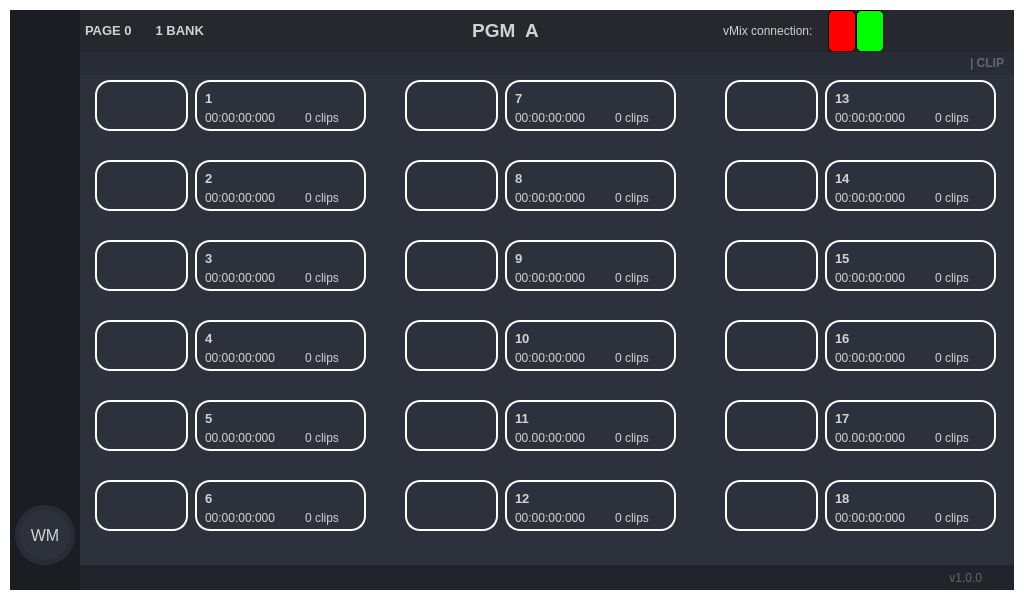
Above: Simple_PySide_Base-master_4/GUI_BASE.ui from oriolmonfar/TFG_1 before the change. Below: the same form after it.
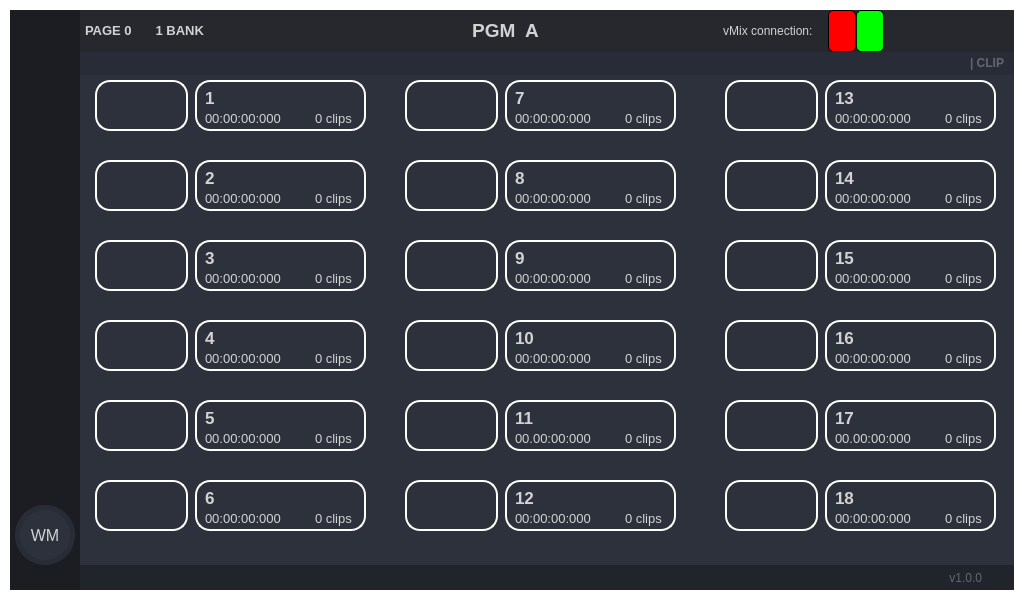
That is the form after the change. The open tabs and pages were chosen to show the change. Icons and pictures are not drawn.

Diff of the .ui file:
```diff
--- a/Simple_PySide_Base-master_4/GUI_BASE.ui
+++ b/Simple_PySide_Base-master_4/GUI_BASE.ui
@@ -7236,12 +7236,17 @@
                    <widget class="QLabel" name="playlist_numclip_pl1">
                     <property name="geometry">
                      <rect>
-                      <x>220</x>
+                      <x>230</x>
                       <y>30</y>
                       <width>51</width>
                       <height>16</height>
                      </rect>
                     </property>
+                    <property name="font">
+                     <font>
+                      <pointsize>10</pointsize>
+                     </font>
+                    </property>
                     <property name="styleSheet">
                      <string notr="true">backgound-color: rgba(255,255,255,0);
 border: rgba(255,255,255,0);</string>
@@ -7255,10 +7260,15 @@
                      <rect>
                       <x>120</x>
                       <y>30</y>
-                      <width>81</width>
+                      <width>101</width>
                       <height>16</height>
                      </rect>
                     </property>
+                    <property name="font">
+                     <font>
+                      <pointsize>10</pointsize>
+                     </font>
+                    </property>
                     <property name="styleSheet">
                      <string notr="true">backgound-color: rgba(255,255,255,0);
 border: rgba(255,255,255,0);</string>
@@ -7279,7 +7289,7 @@
                     <property name="font">
                      <font>
                       <family>Arial</family>
-                      <pointsize>10</pointsize>
+                      <pointsize>13</pointsize>
                       <weight>75</weight>
                       <bold>true</bold>
                      </font>
@@ -7332,10 +7342,15 @@
                      <rect>
                       <x>120</x>
                       <y>110</y>
-                      <width>81</width>
+                      <width>101</width>
                       <height>16</height>
                      </rect>
                     </property>
+                    <property name="font">
+                     <font>
+                      <pointsize>10</pointsize>
+                     </font>
+                    </property>
                     <property name="styleSheet">
                      <string notr="true">backgound-color: rgba(255,255,255,0);
 border: rgba(255,255,255,0);</string>
@@ -7347,12 +7362,17 @@
                    <widget class="QLabel" name="playlist_numclip_pl2">
                     <property name="geometry">
                      <rect>
-                      <x>220</x>
+                      <x>230</x>
                       <y>110</y>
                       <width>51</width>
                       <height>16</height>
                      </rect>
                     </property>
+                    <property name="font">
+                     <font>
+                      <pointsize>10</pointsize>
+                     </font>
+                    </property>
                     <property name="styleSheet">
                      <string notr="true">backgound-color: rgba(255,255,255,0);
 border: rgba(255,255,255,0);</string>
@@ -7373,7 +7393,7 @@
                     <property name="font">
                      <font>
                       <family>Arial</family>
-                      <pointsize>10</pointsize>
+                      <pointsize>13</pointsize>
                       <weight>75</weight>
                       <bold>true</bold>
                      </font>
@@ -7426,10 +7446,15 @@
                      <rect>
                       <x>120</x>
                       <y>190</y>
-                      <width>81</width>
+                      <width>101</width>
                       <height>16</height>
                      </rect>
                     </property>
+                    <property name="font">
+                     <font>
+                      <pointsize>10</pointsize>
+                     </font>
+                    </property>
                     <property name="styleSheet">
                      <string notr="true">backgound-color: rgba(255,255,255,0);
 border: rgba(255,255,255,0);</string>
@@ -7441,12 +7466,17 @@
                    <widget class="QLabel" name="playlist_numclip_pl3">
                     <property name="geometry">
                      <rect>
-                      <x>220</x>
+                      <x>230</x>
                       <y>190</y>
                       <width>51</width>
                       <height>16</height>
                      </rect>
                     </property>
+                    <property name="font">
+                     <font>
+                      <pointsize>10</pointsize>
+                     </font>
+                    </property>
                     <property name="styleSheet">
                      <string notr="true">backgound-color: rgba(255,255,255,0);
 border: rgba(255,255,255,0);</string>
@@ -7467,7 +7497,7 @@
                     <property name="font">
                      <font>
                       <family>Arial</family>
-                      <pointsize>10</pointsize>
+                      <pointsize>13</pointsize>
                       <weight>75</weight>
                       <bold>true</bold>
                      </font>
@@ -7520,10 +7550,15 @@
                      <rect>
                       <x>120</x>
                       <y>270</y>
-                      <width>81</width>
+                      <width>101</width>
                       <height>16</height>
                      </rect>
                     </property>
+                    <property name="font">
+                     <font>
+                      <pointsize>10</pointsize>
+                     </font>
+                    </property>
                     <property name="styleSheet">
                      <string notr="true">backgound-color: rgba(255,255,255,0);
 border: rgba(255,255,255,0);</string>
@@ -7535,12 +7570,17 @@
                    <widget class="QLabel" name="playlist_numclip_pl4">
                     <property name="geometry">
                      <rect>
-                      <x>220</x>
+                      <x>230</x>
                       <y>270</y>
                       <width>51</width>
                       <height>16</height>
                      </rect>
                     </property>
+                    <property name="font">
+                     <font>
+                      <pointsize>10</pointsize>
+                     </font>
+                    </property>
                     <property name="styleSheet">
                      <string notr="true">backgound-color: rgba(255,255,255,0);
 border: rgba(255,255,255,0);</string>
@@ -7561,7 +7601,7 @@
                     <property name="font">
                      <font>
                       <family>Arial</family>
-                      <pointsize>10</pointsize>
+                      <pointsize>13</pointsize>
                       <weight>75</weight>
                       <bold>true</bold>
                      </font>
@@ -7614,10 +7654,15 @@
                      <rect>
                       <x>120</x>
                       <y>350</y>
-                      <width>81</width>
+                      <width>101</width>
                       <height>16</height>
                      </rect>
                     </property>
+                    <property name="font">
+                     <font>
+                      <pointsize>10</pointsize>
+                     </font>
+                    </property>
                     <property name="styleSheet">
                      <string notr="true">backgound-color: rgba(255,255,255,0);
 border: rgba(255,255,255,0);</string>
@@ -7629,12 +7674,17 @@
                    <widget class="QLabel" name="playlist_numclip_pl5">
                     <property name="geometry">
                      <rect>
-                      <x>220</x>
+                      <x>230</x>
                       <y>350</y>
                       <width>51</width>
                       <height>16</height>
                      </rect>
                     </property>
+                    <property name="font">
+                     <font>
+                      <pointsize>10</pointsize>
+                     </font>
+                    </property>
                     <property name="styleSheet">
                      <string notr="true">backgound-color: rgba(255,255,255,0);
 border: rgba(255,255,255,0);</string>
@@ -7655,7 +7705,7 @@
                     <property name="font">
                      <font>
                       <family>Arial</family>
-                      <pointsize>10</pointsize>
+                      <pointsize>13</pointsize>
                       <weight>75</weight>
                       <bold>true</bold>
                      </font>
@@ -7708,10 +7758,15 @@
                      <rect>
                       <x>120</x>
                       <y>430</y>
-                      <width>81</width>
+                      <width>101</width>
                       <height>16</height>
                      </rect>
                     </property>
+                    <property name="font">
+                     <font>
+                      <pointsize>10</pointsize>
+                     </font>
+                    </property>
                     <property name="styleSheet">
                      <string notr="true">backgound-color: rgba(255,255,255,0);
 border: rgba(255,255,255,0);</string>
@@ -7723,12 +7778,17 @@
                    <widget class="QLabel" name="playlist_numclip_pl6">
                     <property name="geometry">
                      <rect>
-                      <x>220</x>
+                      <x>230</x>
                       <y>430</y>
                       <width>51</width>
                       <height>16</height>
                      </rect>
                     </property>
+                    <property name="font">
+                     <font>
+                      <pointsize>10</pointsize>
+                     </font>
+                    </property>
                     <property name="styleSheet">
                      <string notr="true">backgound-color: rgba(255,255,255,0);
 border: rgba(255,255,255,0);</string>
@@ -7749,7 +7809,7 @@
                     <property name="font">
                      <font>
                       <family>Arial</family>
-                      <pointsize>10</pointsize>
+                      <pointsize>13</pointsize>
                       <weight>75</weight>
                       <bold>true</bold>
                      </font>
@@ -7958,10 +8018,15 @@
                      <rect>
                       <x>430</x>
                       <y>110</y>
-                      <width>81</width>
+                      <width>101</width>
                       <height>16</height>
                      </rect>
                     </property>
+                    <property name="font">
+                     <font>
+                      <pointsize>10</pointsize>
+                     </font>
+                    </property>
                     <property name="styleSheet">
                      <string notr="true">backgound-color: rgba(255,255,255,0);
 border: rgba(255,255,255,0);</string>
@@ -7973,12 +8038,17 @@
                    <widget class="QLabel" name="playlist_numclip_pl12">
                     <property name="geometry">
                      <rect>
-                      <x>530</x>
+                      <x>540</x>
                       <y>430</y>
                       <width>51</width>
                       <height>16</height>
                      </rect>
                     </property>
+                    <property name="font">
+                     <font>
+                      <pointsize>10</pointsize>
+                     </font>
+                    </property>
                     <property name="styleSheet">
                      <string notr="true">backgound-color: rgba(255,255,255,0);
 border: rgba(255,255,255,0);</string>
@@ -7992,14 +8062,14 @@
                      <rect>
                       <x>430</x>
                       <y>250</y>
-                      <width>21</width>
+                      <width>31</width>
                       <height>16</height>
                      </rect>
                     </property>
                     <property name="font">
                      <font>
                       <family>Arial</family>
-                      <pointsize>10</pointsize>
+                      <pointsize>13</pointsize>
                       <weight>75</weight>
                       <bold>true</bold>
                      </font>
@@ -8016,10 +8086,15 @@
                      <rect>
                       <x>430</x>
                       <y>190</y>
-                      <width>81</width>
+                      <width>101</width>
                       <height>16</height>
                      </rect>
                     </property>
+                    <property name="font">
+                     <font>
+                      <pointsize>10</pointsize>
+                     </font>
+                    </property>
                     <property name="styleSheet">
                      <string notr="true">backgound-color: rgba(255,255,255,0);
 border: rgba(255,255,255,0);</string>
@@ -8031,12 +8106,17 @@
                    <widget class="QLabel" name="playlist_numclip_pl10">
                     <property name="geometry">
                      <rect>
-                      <x>530</x>
+                      <x>540</x>
                       <y>270</y>
                       <width>51</width>
                       <height>16</height>
                      </rect>
                     </property>
+                    <property name="font">
+                     <font>
+                      <pointsize>10</pointsize>
+                     </font>
+                    </property>
                     <property name="styleSheet">
                      <string notr="true">backgound-color: rgba(255,255,255,0);
 border: rgba(255,255,255,0);</string>
@@ -8050,10 +8130,15 @@
                      <rect>
                       <x>430</x>
                       <y>270</y>
-                      <width>81</width>
+                      <width>101</width>
                       <height>16</height>
                      </rect>
                     </property>
+                    <property name="font">
+                     <font>
+                      <pointsize>10</pointsize>
+                     </font>
+                    </property>
                     <property name="styleSheet">
                      <string notr="true">backgound-color: rgba(255,255,255,0);
 border: rgba(255,255,255,0);</string>
@@ -8074,7 +8159,7 @@
                     <property name="font">
                      <font>
                       <family>Arial</family>
-                      <pointsize>10</pointsize>
+                      <pointsize>13</pointsize>
                       <weight>75</weight>
                       <bold>true</bold>
                      </font>
@@ -8098,7 +8183,7 @@
                     <property name="font">
                      <font>
                       <family>Arial</family>
-                      <pointsize>10</pointsize>
+                      <pointsize>13</pointsize>
                       <weight>75</weight>
                       <bold>true</bold>
                      </font>
@@ -8122,7 +8207,7 @@
                     <property name="font">
                      <font>
                       <family>Arial</family>
-                      <pointsize>10</pointsize>
+                      <pointsize>13</pointsize>
                       <weight>75</weight>
                       <bold>true</bold>
                      </font>
@@ -8139,10 +8224,15 @@
                      <rect>
                       <x>430</x>
                       <y>350</y>
-                      <width>81</width>
+                      <width>101</width>
                       <height>16</height>
                      </rect>
                     </property>
+                    <property name="font">
+                     <font>
+                      <pointsize>10</pointsize>
+                     </font>
+                    </property>
                     <property name="styleSheet">
                      <string notr="true">backgound-color: rgba(255,255,255,0);
 border: rgba(255,255,255,0);</string>
@@ -8163,7 +8253,7 @@
                     <property name="font">
                      <font>
                       <family>Arial</family>
-                      <pointsize>10</pointsize>
+                      <pointsize>13</pointsize>
                       <weight>75</weight>
                       <bold>true</bold>
                      </font>
@@ -8220,6 +8310,14 @@
                       <height>51</height>
                      </rect>
                     </property>
+                    <property name="font">
+                     <font>
+                      <family>Arial</family>
+                      <pointsize>-1</pointsize>
+                      <weight>75</weight>
+                      <bold>true</bold>
+                     </font>
+                    </property>
                     <property name="styleSheet">
                      <string notr="true">QPushButton {
     font-family: &quot;Arial&quot;;    /* Cambia la fuente */
@@ -8310,12 +8408,17 @@
                    <widget class="QLabel" name="playlist_numclip_pl11">
                     <property name="geometry">
                      <rect>
-                      <x>530</x>
+                      <x>540</x>
                       <y>350</y>
                       <width>51</width>
                       <height>16</height>
                      </rect>
                     </property>
+                    <property name="font">
+                     <font>
+                      <pointsize>10</pointsize>
+                     </font>
+                    </property>
                     <property name="styleSheet">
                      <string notr="true">backgound-color: rgba(255,255,255,0);
 border: rgba(255,255,255,0);</string>
@@ -8399,12 +8502,17 @@
                    <widget class="QLabel" name="playlist_numclip_pl8">
                     <property name="geometry">
                      <rect>
-                      <x>530</x>
+                      <x>540</x>
                       <y>110</y>
                       <width>51</width>
                       <height>16</height>
                      </rect>
                     </property>
+                    <property name="font">
+                     <font>
+                      <pointsize>10</pointsize>
+                     </font>
+                    </property>
                     <property name="styleSheet">
                      <string notr="true">backgound-color: rgba(255,255,255,0);
 border: rgba(255,255,255,0);</string>
@@ -8448,12 +8556,17 @@
                    <widget class="QLabel" name="playlist_numclip_pl9">
                     <property name="geometry">
                      <rect>
-                      <x>530</x>
+                      <x>540</x>
                       <y>190</y>
                       <width>51</width>
                       <height>16</height>
                      </rect>
                     </property>
+                    <property name="font">
+                     <font>
+                      <pointsize>10</pointsize>
+                     </font>
+                    </property>
                     <property name="styleSheet">
                      <string notr="true">backgound-color: rgba(255,255,255,0);
 border: rgba(255,255,255,0);</string>
@@ -8467,10 +8580,15 @@
                      <rect>
                       <x>430</x>
                       <y>430</y>
-                      <width>81</width>
+                      <width>101</width>
                       <height>16</height>
                      </rect>
                     </property>
+                    <property name="font">
+                     <font>
+                      <pointsize>10</pointsize>
+                     </font>
+                    </property>
                     <property name="styleSheet">
                      <string notr="true">backgound-color: rgba(255,255,255,0);
 border: rgba(255,255,255,0);</string>
@@ -8484,14 +8602,14 @@
                      <rect>
                       <x>430</x>
                       <y>410</y>
-                      <width>21</width>
+                      <width>31</width>
                       <height>16</height>
                      </rect>
                     </property>
                     <property name="font">
                      <font>
                       <family>Arial</family>
-                      <pointsize>10</pointsize>
+                      <pointsize>13</pointsize>
                       <weight>75</weight>
                       <bold>true</bold>
                      </font>
@@ -8506,12 +8624,17 @@
                    <widget class="QLabel" name="playlist_numclip_pl7">
                     <property name="geometry">
                      <rect>
-                      <x>530</x>
+                      <x>540</x>
                       <y>30</y>
                       <width>51</width>
                       <height>16</height>
                      </rect>
                     </property>
+                    <property name="font">
+                     <font>
+                      <pointsize>10</pointsize>
+                     </font>
+                    </property>
                     <property name="styleSheet">
                      <string notr="true">backgound-color: rgba(255,255,255,0);
 border: rgba(255,255,255,0);</string>
@@ -8593,10 +8716,15 @@
                      <rect>
                       <x>430</x>
                       <y>30</y>
-                      <width>81</width>
+                      <width>101</width>
                       <height>16</height>
                      </rect>
                     </property>
+                    <property name="font">
+                     <font>
+                      <pointsize>10</pointsize>
+                     </font>
+                    </property>
                     <property name="styleSheet">
                      <string notr="true">backgound-color: rgba(255,255,255,0);
 border: rgba(255,255,255,0);</string>
@@ -8714,10 +8842,15 @@
                      <rect>
                       <x>750</x>
                       <y>110</y>
-                      <width>81</width>
+                      <width>101</width>
                       <height>16</height>
                      </rect>
                     </property>
+                    <property name="font">
+                     <font>
+                      <pointsize>10</pointsize>
+                     </font>
+                    </property>
                     <property name="styleSheet">
                      <string notr="true">backgound-color: rgba(255,255,255,0);
 border: rgba(255,255,255,0);</string>
@@ -8729,12 +8862,17 @@
                    <widget class="QLabel" name="playlist_numclip_pl18">
                     <property name="geometry">
                      <rect>
-                      <x>850</x>
+                      <x>860</x>
                       <y>430</y>
                       <width>51</width>
                       <height>16</height>
                      </rect>
                     </property>
+                    <property name="font">
+                     <font>
+                      <pointsize>10</pointsize>
+                     </font>
+                    </property>
                     <property name="styleSheet">
                      <string notr="true">backgound-color: rgba(255,255,255,0);
 border: rgba(255,255,255,0);</string>
@@ -8748,14 +8886,14 @@
                      <rect>
                       <x>750</x>
                       <y>250</y>
-                      <width>21</width>
+                      <width>31</width>
                       <height>16</height>
                      </rect>
                     </property>
                     <property name="font">
                      <font>
                       <family>Arial</family>
-                      <pointsize>10</pointsize>
+                      <pointsize>13</pointsize>
                       <weight>75</weight>
                       <bold>true</bold>
                      </font>
@@ -8772,10 +8910,15 @@
                      <rect>
                       <x>750</x>
                       <y>190</y>
-                      <width>81</width>
+                      <width>101</width>
                       <height>16</height>
                      </rect>
                     </property>
+                    <property name="font">
+                     <font>
+                      <pointsize>10</pointsize>
+                     </font>
+                    </property>
                     <property name="styleSheet">
                      <string notr="true">backgound-color: rgba(255,255,255,0);
 border: rgba(255,255,255,0);</string>
@@ -8787,12 +8930,17 @@
                    <widget class="QLabel" name="playlist_numclip_pl16">
                     <property name="geometry">
                      <rect>
-                      <x>850</x>
+                      <x>860</x>
                       <y>270</y>
                       <width>51</width>
                       <height>16</height>
                      </rect>
                     </property>
+                    <property name="font">
+                     <font>
+                      <pointsize>10</pointsize>
+                     </font>
+                    </property>
                     <property name="styleSheet">
                      <string notr="true">backgound-color: rgba(255,255,255,0);
 border: rgba(255,255,255,0);</string>
@@ -8806,10 +8954,15 @@
                      <rect>
                       <x>750</x>
                       <y>270</y>
-                      <width>81</width>
+                      <width>101</width>
                       <height>16</height>
                      </rect>
                     </property>
+                    <property name="font">
+                     <font>
+                      <pointsize>10</pointsize>
+                     </font>
+                    </property>
                     <property name="styleSheet">
                      <string notr="true">backgound-color: rgba(255,255,255,0);
 border: rgba(255,255,255,0);</string>
@@ -8823,14 +8976,14 @@
                      <rect>
                       <x>750</x>
                       <y>170</y>
-                      <width>21</width>
+                      <width>31</width>
                       <height>16</height>
                      </rect>
                     </property>
                     <property name="font">
                      <font>
                       <family>Arial</family>
-                      <pointsize>10</pointsize>
+                      <pointsize>13</pointsize>
                       <weight>75</weight>
                       <bold>true</bold>
                      </font>
@@ -8847,14 +9000,14 @@
                      <rect>
                       <x>750</x>
                       <y>90</y>
-                      <width>21</width>
+                      <width>31</width>
                       <height>16</height>
                      </rect>
                     </property>
                     <property name="font">
                      <font>
                       <family>Arial</family>
-                      <pointsize>10</pointsize>
+                      <pointsize>13</pointsize>
                       <weight>75</weight>
                       <bold>true</bold>
                      </font>
@@ -8871,14 +9024,14 @@
                      <rect>
                       <x>750</x>
                       <y>330</y>
-                      <width>21</width>
+                      <width>31</width>
                       <height>16</height>
                      </rect>
                     </property>
                     <property name="font">
                      <font>
                       <family>Arial</family>
-                      <pointsize>10</pointsize>
+                      <pointsize>13</pointsize>
                       <weight>75</weight>
                       <bold>true</bold>
                      </font>
@@ -8895,10 +9048,15 @@
                      <rect>
                       <x>750</x>
                       <y>350</y>
-                      <width>81</width>
+                      <width>101</width>
                       <height>16</height>
                      </rect>
                     </property>
+                    <property name="font">
+                     <font>
+                      <pointsize>10</pointsize>
+                     </font>
+                    </property>
                     <property name="styleSheet">
                      <string notr="true">backgound-color: rgba(255,255,255,0);
 border: rgba(255,255,255,0);</string>
@@ -8912,14 +9070,14 @@
                      <rect>
                       <x>750</x>
                       <y>10</y>
-                      <width>21</width>
+                      <width>31</width>
                       <height>16</height>
                      </rect>
                     </property>
                     <property name="font">
                      <font>
                       <family>Arial</family>
-                      <pointsize>10</pointsize>
+                      <pointsize>13</pointsize>
                       <weight>75</weight>
                       <bold>true</bold>
                      </font>
@@ -9066,12 +9224,17 @@
                    <widget class="QLabel" name="playlist_numclip_pl17">
                     <property name="geometry">
                      <rect>
-                      <x>850</x>
+                      <x>860</x>
                       <y>350</y>
                       <width>51</width>
                       <height>16</height>
                      </rect>
                     </property>
+                    <property name="font">
+                     <font>
+                      <pointsize>10</pointsize>
+                     </font>
+                    </property>
                     <property name="styleSheet">
                      <string notr="true">backgound-color: rgba(255,255,255,0);
 border: rgba(255,255,255,0);</string>
@@ -9155,12 +9318,17 @@
                    <widget class="QLabel" name="playlist_numclip_pl14">
                     <property name="geometry">
                      <rect>
-                      <x>850</x>
+                      <x>860</x>
                       <y>110</y>
                       <width>51</width>
                       <height>16</height>
                      </rect>
                     </property>
+                    <property name="font">
+                     <font>
+                      <pointsize>10</pointsize>
+                     </font>
+                    </property>
                     <property name="styleSheet">
                      <string notr="true">backgound-color: rgba(255,255,255,0);
 border: rgba(255,255,255,0);</string>
@@ -9204,12 +9372,17 @@
                    <widget class="QLabel" name="playlist_numclip_pl15">
                     <property name="geometry">
                      <rect>
-                      <x>850</x>
+                      <x>860</x>
                       <y>190</y>
                       <width>51</width>
                       <height>16</height>
                      </rect>
                     </property>
+                    <property name="font">
+                     <font>
+                      <pointsize>10</pointsize>
+                     </font>
+                    </property>
                     <property name="styleSheet">
                      <string notr="true">backgound-color: rgba(255,255,255,0);
 border: rgba(255,255,255,0);</string>
@@ -9223,10 +9396,15 @@
                      <rect>
                       <x>750</x>
                       <y>430</y>
-                      <width>81</width>
+                      <width>101</width>
                       <height>16</height>
                      </rect>
                     </property>
+                    <property name="font">
+                     <font>
+                      <pointsize>10</pointsize>
+                     </font>
+                    </property>
                     <property name="styleSheet">
                      <string notr="true">backgound-color: rgba(255,255,255,0);
 border: rgba(255,255,255,0);</string>
@@ -9240,14 +9418,14 @@
                      <rect>
                       <x>750</x>
                       <y>410</y>
-                      <width>21</width>
+                      <width>31</width>
                       <height>16</height>
                      </rect>
                     </property>
                     <property name="font">
                      <font>
                       <family>Arial</family>
-                      <pointsize>10</pointsize>
+                      <pointsize>13</pointsize>
                       <weight>75</weight>
                       <bold>true</bold>
                      </font>
@@ -9262,12 +9440,17 @@
                    <widget class="QLabel" name="playlist_numclip_pl13">
                     <property name="geometry">
                      <rect>
-                      <x>850</x>
+                      <x>860</x>
                       <y>30</y>
                       <width>51</width>
                       <height>16</height>
                      </rect>
                     </property>
+                    <property name="font">
+                     <font>
+                      <pointsize>10</pointsize>
+                     </font>
+                    </property>
                     <property name="styleSheet">
                      <string notr="true">backgound-color: rgba(255,255,255,0);
 border: rgba(255,255,255,0);</string>
@@ -9349,10 +9532,15 @@
                      <rect>
                       <x>750</x>
                       <y>30</y>
-                      <width>81</width>
+                      <width>101</width>
                       <height>16</height>
                      </rect>
                     </property>
+                    <property name="font">
+                     <font>
+                      <pointsize>10</pointsize>
+                     </font>
+                    </property>
                     <property name="styleSheet">
                      <string notr="true">backgound-color: rgba(255,255,255,0);
 border: rgba(255,255,255,0);</string>
```
Left out of the diff: 39 changed lines with no effect on the pictures.
